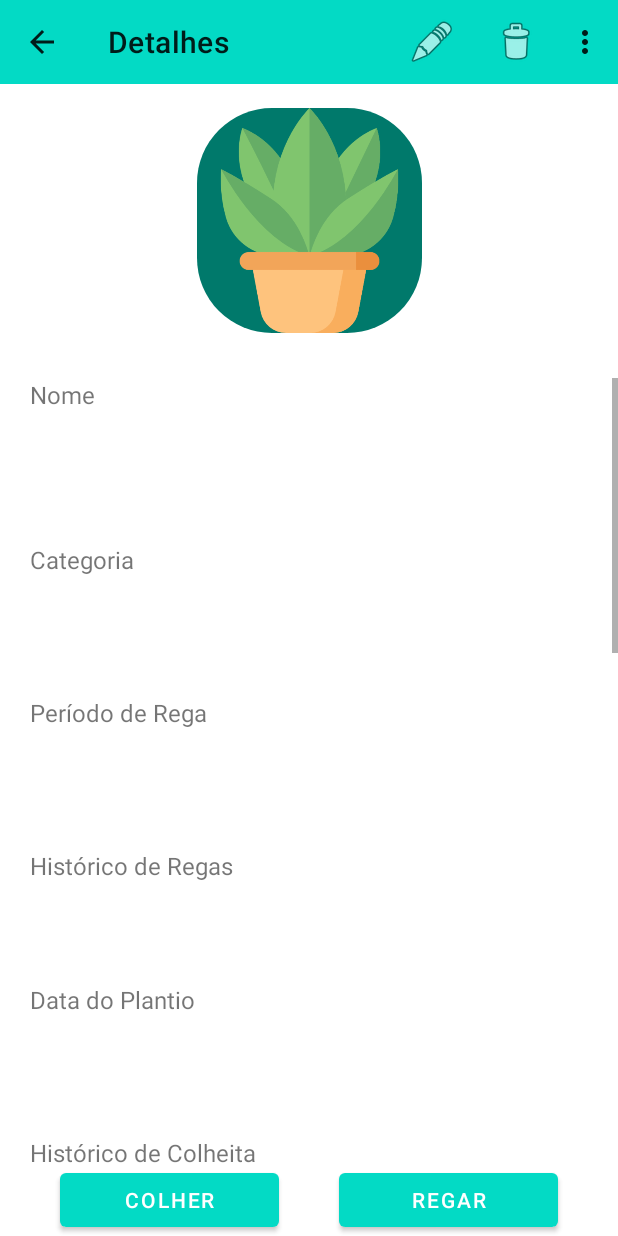
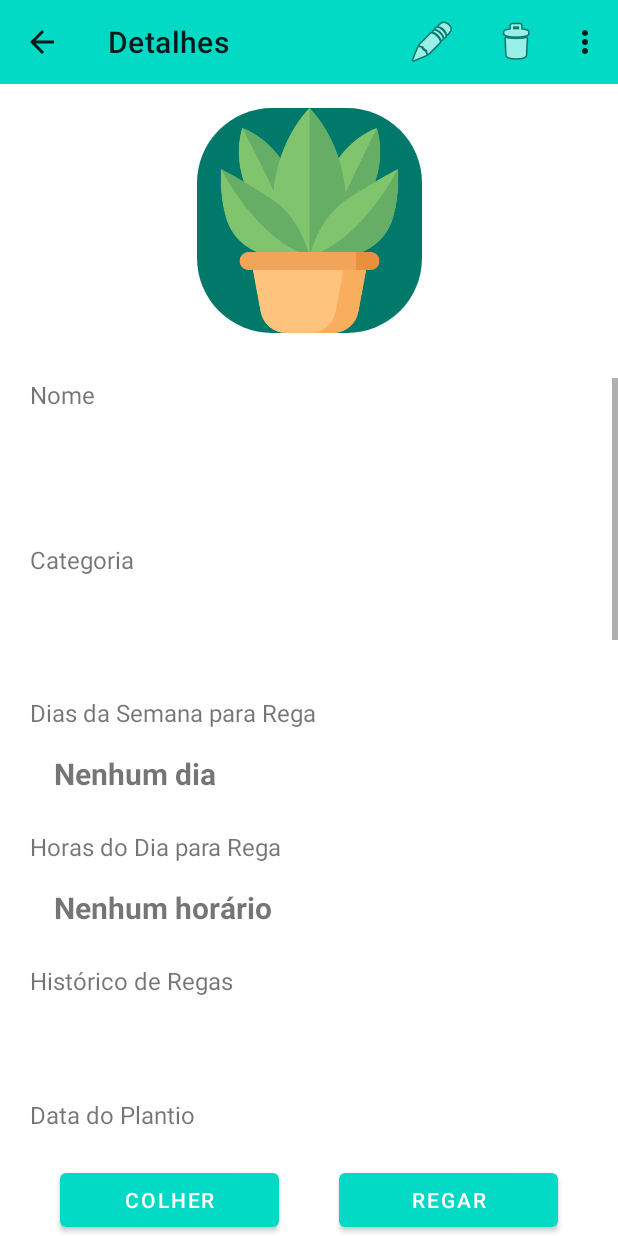
Before and after one commit to Geva3/e-garden, an Android app: the DetailsViewModel screen opened directly, with no data from a screen before it, on a phone screen of 412 x 824 dp. Run offline under Robolectric (Android 15) with nearby library versions, the phone set to English and light mode, and no system bars; our stand-ins replace Firebase (no records; nobody signed in at launch, a user with empty details on screens opened directly); 21 statements that could not run were skipped.

Commit message:
feat(): update watering period format and add filtering in list page

```diff
--- a/app/src/main/AndroidManifest.xml
+++ b/app/src/main/AndroidManifest.xml
@@ -35,10 +35,6 @@
             android:launchMode="singleTask"
             android:parentActivityName=".viewModels.listView.ListViewModel" />
         <activity
-            android:name=".viewModels.EditPlant"
-            android:launchMode="singleTask"
-            android:parentActivityName=".viewModels.DetailsViewModel" />
-        <activity
             android:name=".viewModels.HomeViewModel"
             android:launchMode="singleTask" />
         <activity
--- a/app/src/main/java/com/android/e_garden/viewModels/DetailsViewModel.java
+++ b/app/src/main/java/com/android/e_garden/viewModels/DetailsViewModel.java
@@ -141,8 +141,40 @@ public class DetailsViewModel extends AppCompatActivity implements Globals.Plant
         TextView category = findViewById(R.id.tvCategory_Details);
         category.setText(plant.getCategory().toString());
 
+        //todo add watering period correcly here
+        ArrayList<String> daysOfWeek = new ArrayList<>();
+        daysOfWeek.add("Domingo");
+        daysOfWeek.add("Segunda");
+        daysOfWeek.add("Terça");
+        daysOfWeek.add("Quarta");
+        daysOfWeek.add("Quinta");
+        daysOfWeek.add("Sexta");
+        daysOfWeek.add("Sábado");
         TextView tvrega = findViewById(R.id.tvperiodoRega_Details);
-        tvrega.setText(plant.getWateringPeriod() != null ? plant.getWateringPeriod().toString() : "");
+        ArrayList<Long> wateringPeriodDaysOfWeek = plant.getWateringPeriodDaysOfWeek();
+        if (wateringPeriodDaysOfWeek.size() > 0) {
+            StringBuilder days = new StringBuilder();
+            for (Long day : wateringPeriodDaysOfWeek) {
+                days.append(daysOfWeek.get((int) (day - 1))).append(", ");
+            }
+            days.setCharAt(days.length() - 2, ' ');
+            tvrega.setText(days.toString().trim());
+        } else {
+            tvrega.setText("Nenhum dia");
+        }
+
+        TextView tvregahours = findViewById(R.id.tvperiodoRegaHoras_Details);
+        ArrayList<Long> wateringPeriodHoursOfDay = plant.getWateringPeriodHoursOfDay();
+        if (wateringPeriodHoursOfDay.size() > 0) {
+            StringBuilder hours = new StringBuilder();
+            for (Long hour : wateringPeriodHoursOfDay) {
+                hours.append(hour.toString()).append("h, ");
+            }
+            hours.setCharAt(hours.length() - 2, ' ');
+            tvregahours.setText(hours.toString().trim());
+        } else {
+            tvregahours.setText("Nenhum horário");
+        }
 
         SimpleDateFormat sdf = new SimpleDateFormat("hh'h'mm - dd/MM/yyyy", Locale.US);
 
--- a/app/src/main/res/layout/activity_details.xml
+++ b/app/src/main/res/layout/activity_details.xml
@@ -140,14 +140,53 @@
                 android:layout_marginTop="16dp"
                 android:layout_marginEnd="20dp"
                 android:layout_marginRight="20dp"
-                android:text="Período de Rega"
+                android:text="Dias da Semana para Rega"
                 android:textSize="16sp" />
 
             <TextView
                 android:id="@+id/tvperiodoRega_Details"
                 android:layout_width="match_parent"
-                android:layout_height="56dp"
+                android:layout_height="wrap_content"
                 android:layout_below="@+id/tvperiodoRega"
+                android:layout_alignParentStart="true"
+                android:layout_alignParentLeft="true"
+                android:layout_alignParentRight="true"
+                android:layout_marginStart="20dp"
+                android:layout_marginLeft="20dp"
+                android:layout_marginTop="8dp"
+                android:layout_marginEnd="20dp"
+                android:layout_marginRight="20dp"
+                android:paddingLeft="16dp"
+                android:paddingTop="8dp"
+                android:paddingRight="16dp"
+                android:paddingBottom="8dp"
+                android:textSize="20sp"
+                android:textStyle="bold"
+                android:layout_alignParentEnd="true" />
+
+
+            <TextView
+                android:id="@+id/tvperiodoRegaHoras"
+                android:layout_width="match_parent"
+                android:layout_height="wrap_content"
+                android:layout_below="@+id/tvperiodoRega_Details"
+                android:layout_alignParentStart="true"
+                android:layout_alignParentLeft="true"
+                android:layout_alignParentEnd="true"
+                android:layout_alignParentRight="true"
+                android:layout_marginStart="20dp"
+                android:layout_marginLeft="20dp"
+                android:layout_marginTop="16dp"
+                android:layout_marginEnd="20dp"
+                android:layout_marginRight="20dp"
+                android:text="Horas do Dia para Rega"
+                android:textSize="16sp" />
+
+            <TextView
+                android:id="@+id/tvperiodoRegaHoras_Details"
+                android:layout_width="match_parent"
+                android:layout_height="wrap_content"
+                android:layout_below="@+id/tvperiodoRegaHoras"
                 android:layout_alignParentStart="true"
                 android:layout_alignParentLeft="true"
                 android:layout_alignParentRight="true"
@@ -169,7 +208,7 @@
                 android:id="@+id/tvultimasRegas"
                 android:layout_width="match_parent"
                 android:layout_height="wrap_content"
-                android:layout_below="@+id/tvperiodoRega_Details"
+                android:layout_below="@+id/tvperiodoRegaHoras_Details"
                 android:layout_alignParentStart="true"
                 android:layout_alignParentLeft="true"
                 android:layout_alignParentEnd="true"
```
Also changed, not shown: app/src/main/java/com/android/e_garden/models/Plant.java (+76 -8 lines), app/src/main/java/com/android/e_garden/utils/MultiSpinner.java (added, +107 -0 lines), app/src/main/java/com/android/e_garden/viewModels/EditPlant.java (deleted, +0 -47 lines), app/src/main/java/com/android/e_garden/viewModels/UpdatePlantViewModel.java (+88 -12 lines), app/src/main/java/com/android/e_garden/viewModels/listView/ListViewAdapter.java (+9 -26 lines), app/src/main/java/com/android/e_garden/viewModels/listView/ListViewModel.java (+79 -5 lines), app/src/main/res/layout/activity_add_plant.xml (+43 -5 lines), app/src/main/res/menu/searchmenu.xml (+3 -11 lines).
